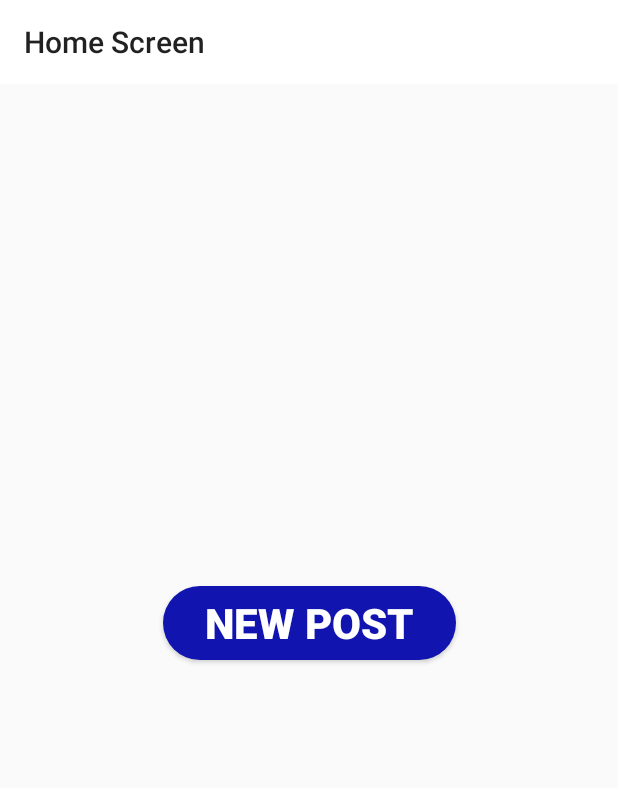
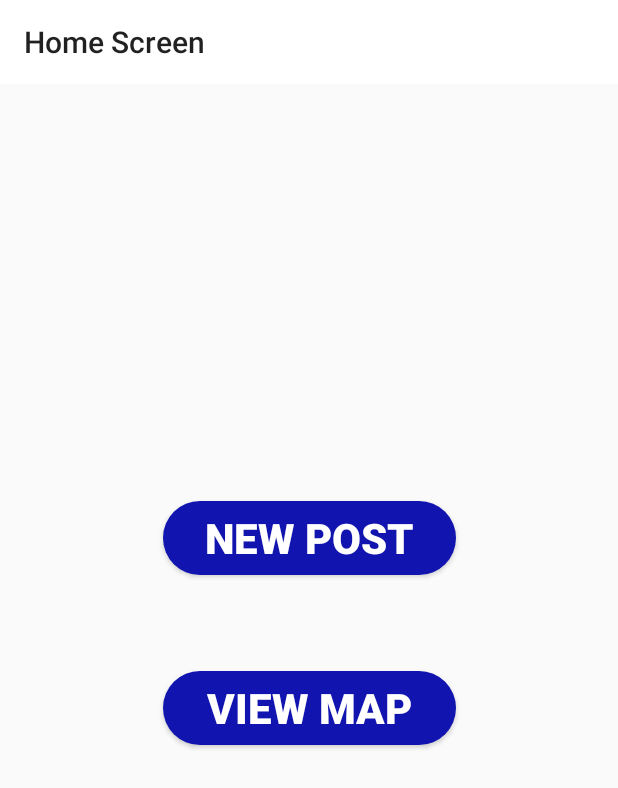
Before and after one commit to JaidenRM/MyMems, an Android app: the MainActivity screen opened directly, with no data from a screen before it, on a phone screen of 412 x 824 dp. Shown: the top 788 px of the screen. Run offline under Robolectric (Android 15) with nearby library versions, the phone set to English and light mode, and no system bars; our stand-ins replace Firebase (no records; nobody signed in at launch, a user with empty details on screens opened directly).

Commit message:
posts are added to a map that are represented as markers with custom info windows displaying title, text, 1 image

```diff
--- a/app/build.gradle
+++ b/app/build.gradle
@@ -29,6 +29,7 @@ dependencies {
     implementation 'com.google.firebase:firebase-firestore:17.1.1'
     implementation "com.google.android.gms:play-services-location:16.0.0"
     implementation "com.google.android.gms:play-services-maps:16.0.0"
+    implementation 'com.squareup.picasso:picasso:2.71828'
     testImplementation 'junit:junit:4.12'
     androidTestImplementation 'com.android.support.test:runner:1.0.2'
     androidTestImplementation 'com.android.support.test.espresso:espresso-core:3.0.2'
--- /dev/null
+++ b/app/src/debug/res/values/google_maps_api.xml
@@ -0,0 +1,3 @@
+<resources>
+    <string name="google_maps_key" templateMergeStrategy="preserve" translatable="false">AIzaSyB2sP1w4WhEDToQLp88ae4GaTJ3SPae1e0</string>
+</resources>
--- a/app/src/main/java/com/github/jaidenrm/mymems/MainActivity.java
+++ b/app/src/main/java/com/github/jaidenrm/mymems/MainActivity.java
@@ -19,6 +19,7 @@ public class MainActivity extends AppCompatActivity {
     private final int MY_PERMISSIONS_REQUEST_LOCATION = 1;
 
     private Button newPost;
+    private Button viewMap;
 
     @Override
     protected void onCreate(Bundle savedInstanceState) {
@@ -36,6 +37,14 @@ public class MainActivity extends AppCompatActivity {
             @Override
             public void onClick(View v) {
                 Intent intent = new Intent(getApplicationContext(), PostActivity.class);
+                startActivity(intent);
+            }
+        });
+        viewMap = findViewById(R.id.main_viewMap_button);
+        viewMap.setOnClickListener(new View.OnClickListener() {
+            @Override
+            public void onClick(View v) {
+                Intent intent = new Intent(getApplicationContext(), MapsActivity.class);
                 startActivity(intent);
             }
         });
--- a/app/src/main/java/com/github/jaidenrm/mymems/Post.java
+++ b/app/src/main/java/com/github/jaidenrm/mymems/Post.java
@@ -13,7 +13,7 @@ public class Post {
     public String title;
     public String description;
     public String picture;
-    public Timestamp dateCreated;
+    public Date dateCreated;
     public String userID;
     public GeoPoint myLoc;
 
@@ -25,4 +25,6 @@ public class Post {
         this.myLoc = new GeoPoint(myLoc.getLatitude(), myLoc.getLongitude());
         this.dateCreated = new Timestamp(new Date().getTime());
     }
+
+    public Post() {}
 }
--- a/app/src/main/res/drawable/rectangle_border.xml
+++ b/app/src/main/res/drawable/rectangle_border.xml
@@ -4,5 +4,8 @@
     <stroke
         android:color="#000000"
         android:width="1dp"/>
+    <solid
+        android:color="#ffffff"
+        />
 
 </shape>
--- a/app/src/main/res/layout/activity_main.xml
+++ b/app/src/main/res/layout/activity_main.xml
@@ -26,7 +26,7 @@
         android:id="@+id/main_newPost_button"
         android:layout_width="195dp"
         android:layout_height="49dp"
-        android:layout_marginBottom="8dp"
+        android:layout_marginBottom="32dp"
         android:layout_marginEnd="8dp"
         android:layout_marginLeft="8dp"
         android:layout_marginRight="8dp"
@@ -38,6 +38,23 @@
         android:textStyle="bold"
         app:layout_constraintBottom_toTopOf="@+id/guideline2"
         app:layout_constraintEnd_toEndOf="parent"
+        app:layout_constraintStart_toStartOf="parent" />
+
+    <Button
+        android:id="@+id/main_viewMap_button"
+        android:layout_width="195dp"
+        android:layout_height="49dp"
+        android:layout_marginEnd="8dp"
+        android:layout_marginLeft="8dp"
+        android:layout_marginRight="8dp"
+        android:layout_marginStart="8dp"
+        android:layout_marginTop="32dp"
+        android:background="@drawable/button_style"
+        android:text="View Map"
+        android:textColor="#ffffff"
+        android:textSize="28sp"
+        android:textStyle="bold"
+        app:layout_constraintEnd_toEndOf="parent"
         app:layout_constraintStart_toStartOf="parent"
         app:layout_constraintTop_toTopOf="@+id/guideline2" />
 
--- a/app/src/main/res/values/strings.xml
+++ b/app/src/main/res/values/strings.xml
@@ -19,5 +19,6 @@
     <string name="post_title">Post Title...</string>
     <string name="post_description">Describe what is happening in your moment here...</string>
     <string name="post_submit">Submit Post</string>
+    <string name="title_activity_maps">Map</string>
     <!-- Post activity string resources END -->
 </resources>
```
Also changed, not shown: app/src/main/AndroidManifest.xml (+22 -5 lines), app/src/main/java/com/github/jaidenrm/mymems/CustomInfoWindowAdapter.java (added, +75 -0 lines), app/src/main/java/com/github/jaidenrm/mymems/MapsActivity.java (added, +112 -0 lines), app/src/main/res/layout/activity_maps.xml (added, +9 -0 lines), app/src/main/res/layout/custom_info_window.xml (added, +43 -0 lines), 2 other files.
